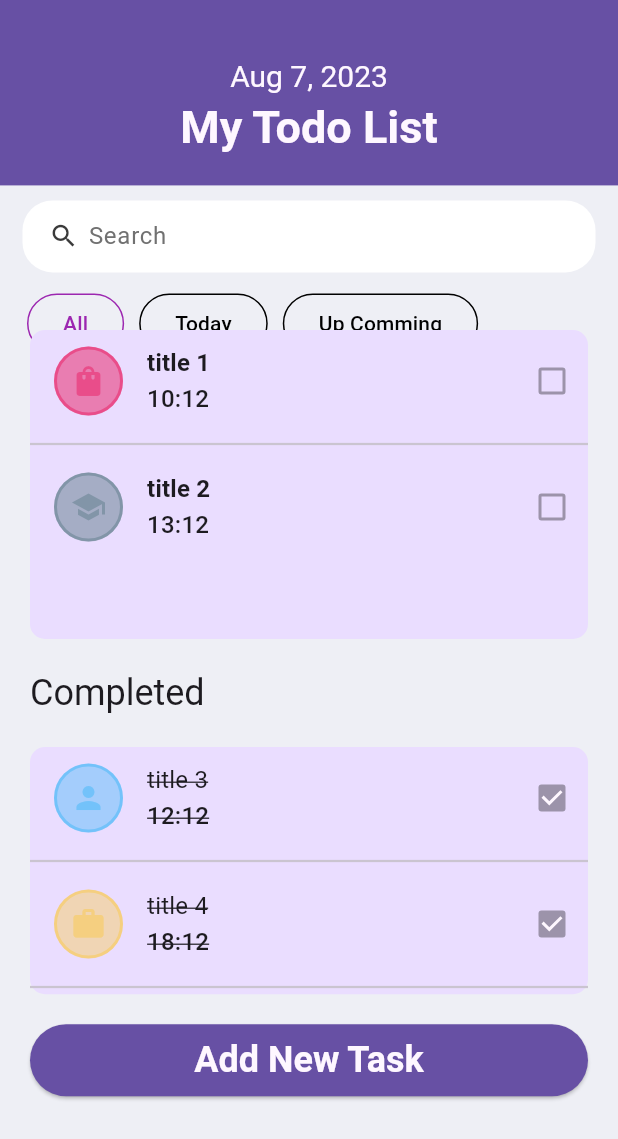
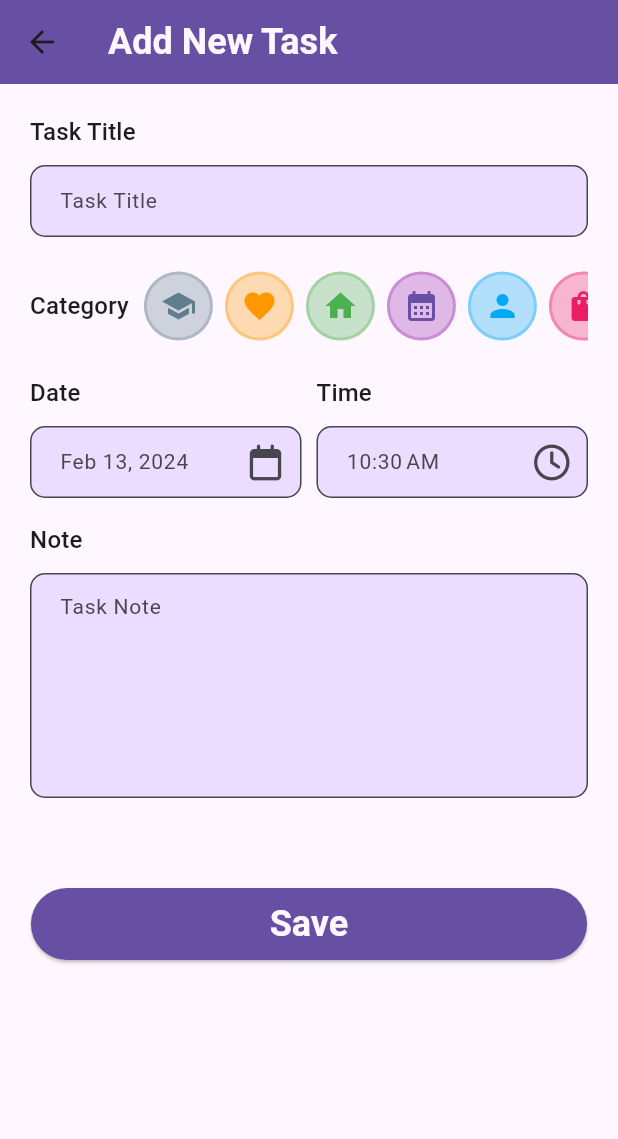
Before and after one commit to TienTran1504/Todo-App-Flutter, a Flutter app: the screen it shows after launch, after a tap on "Add New Task", on a phone screen of 412 x 824 dp. Shown: the top 1139 px of the screen. Run offline on Flutter 3.47's test engine with Material 3 defaults, Android fonts, the phone set to English and light mode, and no system bars; our stand-ins replace equatable, flex_color_scheme, flutter_riverpod, font_awesome_flutter, gap, go_router and 1 more.

Commit message:
Add new task screen

```diff
--- a/lib/app/todo_app.dart
+++ b/lib/app/todo_app.dart
@@ -1,15 +1,21 @@
 import 'package:flutter/material.dart';
 import 'package:todoapp/config/config.dart';
-import 'package:todoapp/screens/home_screen.dart';
+import 'package:todoapp/config/routes/routes.dart';
+import 'package:flutter_riverpod/flutter_riverpod.dart';
 
-class TodoApp extends StatelessWidget {
-  const TodoApp({super.key});
+class TodoApp extends ConsumerWidget {
+  const TodoApp({Key? key}) : super(key: key);
 
   @override
-  Widget build(BuildContext context) {
-    return const MaterialApp(
-        debugShowCheckedModeBanner: false,
-        // theme: AppTheme.light,
-        home: const HomeScreen());
+  Widget build(BuildContext context, WidgetRef ref) {
+    return Consumer(
+      builder: (context, ref, child) {
+        final routeConfig = ref.watch(routesProvider);
+        return MaterialApp.router(
+          debugShowCheckedModeBanner: false,
+          routerConfig: routeConfig,
+        );
+      },
+    );
   }
 }
--- /dev/null
+++ b/lib/config/routes/app_routes.dart
@@ -0,0 +1,18 @@
+import 'package:go_router/go_router.dart';
+import 'package:todoapp/config/routes/routes.dart';
+import 'package:flutter/material.dart';
+import 'package:todoapp/screens/screens.dart';
+
+final navigationKey = GlobalKey<NavigatorState>();
+final appRoutes = [
+  GoRoute(
+    path: RouteLocation.home,
+    parentNavigatorKey: navigationKey,
+    builder: HomeScreen.builder,
+  ),
+  GoRoute(
+    path: RouteLocation.createTask,
+    parentNavigatorKey: navigationKey,
+    builder: CreateTaskScreen.builder,
+  ),
+];
--- /dev/null
+++ b/lib/config/routes/route_location.dart
@@ -0,0 +1,9 @@
+import 'package:flutter/material.dart';
+
+@immutable
+class RouteLocation {
+  const RouteLocation._();
+
+  static String get home => '/home';
+  static String get createTask => '/createTask';
+}
--- /dev/null
+++ b/lib/config/routes/routes.dart
@@ -0,0 +1,3 @@
+export 'app_routes.dart';
+export 'route_location.dart';
+export 'routes_provider.dart';
--- /dev/null
+++ b/lib/config/routes/routes_provider.dart
@@ -0,0 +1,10 @@
+import 'package:flutter_riverpod/flutter_riverpod.dart';
+import 'package:go_router/go_router.dart';
+import 'package:todoapp/config/routes/routes.dart';
+
+final routesProvider = Provider<GoRouter>((ref) {
+  return GoRouter(
+      initialLocation: RouteLocation.home,
+      navigatorKey: navigationKey,
+      routes: appRoutes);
+});
--- a/lib/main.dart
+++ b/lib/main.dart
@@ -1,6 +1,12 @@
 import 'package:flutter/material.dart';
+import 'package:flutter_riverpod/flutter_riverpod.dart'; // Import ProviderScope
 import 'package:todoapp/app/todo_app.dart';
 
 void main() {
-  runApp(const TodoApp());
+  runApp(
+    const ProviderScope(
+      // Wrap your app with ProviderScope
+      child: TodoApp(),
+    ),
+  );
 }
--- /dev/null
+++ b/lib/providers/category_provider.dart
@@ -0,0 +1,6 @@
+import 'package:flutter_riverpod/flutter_riverpod.dart';
+import 'package:todoapp/utils/utils.dart';
+
+final categoryProvider = StateProvider.autoDispose<TaskCategories>((ref) {
+  return TaskCategories.others;
+});
--- /dev/null
+++ b/lib/providers/date_provider.dart
@@ -0,0 +1,5 @@
+import 'package:flutter_riverpod/flutter_riverpod.dart';
+
+final dateProvider = StateProvider<DateTime>((ref) {
+  return DateTime.now();
+});
--- /dev/null
+++ b/lib/providers/providers.dart
@@ -0,0 +1,3 @@
+export 'date_provider.dart';
+export 'time_provider.dart';
+export 'category_provider.dart';
--- /dev/null
+++ b/lib/providers/time_provider.dart
@@ -0,0 +1,6 @@
+import 'package:flutter/material.dart';
+import 'package:flutter_riverpod/flutter_riverpod.dart';
+
+final timeProvider = StateProvider<TimeOfDay>((ref) {
+  return TimeOfDay.now();
+});
--- /dev/null
+++ b/lib/screens/create_task_screen.dart
@@ -0,0 +1,62 @@
+import 'package:flutter/material.dart';
+import 'package:todoapp/utils/utils.dart';
+import 'package:todoapp/widgets/widgets.dart';
+import 'package:go_router/go_router.dart';
+import 'package:gap/gap.dart';
+import 'package:font_awesome_flutter/font_awesome_flutter.dart';
+
+class CreateTaskScreen extends StatelessWidget {
+  static CreateTaskScreen builder(BuildContext context, GoRouterState state) =>
+      const CreateTaskScreen();
+  const CreateTaskScreen({super.key});
+
+  @override
+  Widget build(BuildContext context) {
+    final colors = context.colorScheme;
+    final deviceSize = context.deviceSize;
+    return Scaffold(
+      appBar: AppBar(
+        title: const DisplayWhiteText(text: 'Add New Task'),
+        backgroundColor: colors.primary,
+      ),
+      body: SafeArea(
+        child: SingleChildScrollView(
+          physics: const AlwaysScrollableScrollPhysics(),
+          padding: EdgeInsets.all(20.0),
+          child: Column(
+            children: [
+              const CommonTextField(
+                title: 'Task Title',
+                hintText: 'Task Title',
+              ),
+              const Gap(16),
+              const SelectCategory(),
+              const Gap(16),
+              const SelectDateTime(),
+              const Gap(16),
+              const CommonTextField(
+                title: 'Note',
+                hintText: 'Task Note',
+                maxLines: 6,
+              ),
+              const Gap(60),
+              ElevatedButton(
+                onPressed: () {},
+                style: ElevatedButton.styleFrom(
+                  foregroundColor: Colors.white,
+                  backgroundColor: colors.primary,
+                  minimumSize: Size(
+                      deviceSize.width * 0.9, 0), // Width 90% of screen width
+                ),
+                child: const Padding(
+                  padding: EdgeInsets.all(8.0),
+                  child: DisplayWhiteText(text: 'Save'),
+                ),
+              ),
+            ],
+          ),
+        ),
+      ),
+    );
+  }
+}
--- a/lib/screens/home_screen.dart
+++ b/lib/screens/home_screen.dart
@@ -1,10 +1,14 @@
 import 'package:flutter/material.dart';
+import 'package:todoapp/config/routes/routes.dart';
 import 'package:todoapp/data/data.dart';
 import 'package:todoapp/utils/utils.dart';
 import 'package:gap/gap.dart';
 import 'package:todoapp/widgets/widgets.dart';
+import 'package:go_router/go_router.dart';
 
 class HomeScreen extends StatelessWidget {
+  static HomeScreen builder(BuildContext context, GoRouterState state) =>
+      const HomeScreen();
   const HomeScreen({super.key});
 
   @override
@@ -23,15 +27,14 @@ class HomeScreen extends StatelessWidget {
               child: const Column(
                 mainAxisAlignment: MainAxisAlignment.center,
                 children: [
-                  Gap(20),
                   DisplayWhiteText(
                     text: 'Aug 7, 2023',
-                    fontSize: 20,
+                    fontSize: 15,
                     fontWeight: FontWeight.normal,
                   ),
                   DisplayWhiteText(
                     text: 'My Todo List',
-                    fontSize: 30,
+                    fontSize: 20,
                     fontWeight: FontWeight.bold,
                   ),
                 ],
@@ -115,7 +118,7 @@ class HomeScreen extends StatelessWidget {
                     ),
                     const Gap(20),
                     ElevatedButton(
-                      onPressed: () {},
+                      onPressed: () => context.push(RouteLocation.createTask),
                       style: ElevatedButton.styleFrom(
                         foregroundColor: Colors.white,
                         backgroundColor: colors.primary,
--- a/lib/screens/screens.dart
+++ b/lib/screens/screens.dart
@@ -1 +1,2 @@
 export 'home_screen.dart';
+export 'create_task_screen.dart';
--- /dev/null
+++ b/lib/utils/helpers.dart
@@ -0,0 +1,21 @@
+import 'package:flutter/material.dart';
+import 'package:intl/intl.dart';
+
+class Helpers {
+  Helpers._();
+  static String timeToString(TimeOfDay time) {
+    try {
+      final DateTime now = DateTime.now();
+      final date = DateTime(
+        now.year,
+        now.month,
+        now.day,
+        time.hour,
+        time.minute,
+      );
+      return DateFormat.jm().format(date);
+    } catch (e) {
+      return '12:00 pm';
+    }
+  }
+}
--- a/lib/utils/utils.dart
+++ b/lib/utils/utils.dart
@@ -1,2 +1,3 @@
 export 'extensions.dart';
 export 'task_categories.dart';
+export 'helpers.dart';
--- /dev/null
+++ b/lib/widgets/common_text_field.dart
@@ -0,0 +1,69 @@
+import 'package:flutter/material.dart';
+import 'package:todoapp/utils/utils.dart';
+import 'package:gap/gap.dart';
+
+class CommonTextField extends StatelessWidget {
+  const CommonTextField({
+    super.key,
+    required this.title,
+    required this.hintText,
+    this.controller,
+    this.maxLines,
+    this.suffixIcon,
+    this.readOnly = false,
+  });
+
+  final String title;
+  final String hintText;
+  final TextEditingController? controller;
+  final int? maxLines;
+  final Widget? suffixIcon;
+  final bool readOnly;
+  @override
+  Widget build(BuildContext context) {
+    final colors = context.colorScheme;
+
+    return Column(
+      crossAxisAlignment: CrossAxisAlignment.stretch,
+      children: [
+        Text(
+          title,
+          style: context.textTheme.titleMedium,
+        ),
+        const Gap(10),
+        TextField(
+          readOnly: readOnly,
+          controller: controller,
+          onTapOutside: (event) {
+            FocusManager.instance.primaryFocus?.unfocus();
+          },
+          maxLines: maxLines,
+          style: const TextStyle(fontSize: 14),
+          decoration: InputDecoration(
+            hintText: hintText,
+            suffixIcon: suffixIcon,
+            contentPadding:
+                const EdgeInsets.symmetric(horizontal: 16, vertical: 12),
+            border: OutlineInputBorder(
+              borderRadius: BorderRadius.circular(10),
+              borderSide: BorderSide(
+                color: colors.primary, // Border color
+                width: 1, // Border width
+              ),
+            ),
+            focusedBorder: OutlineInputBorder(
+              borderRadius: BorderRadius.circular(10),
+              borderSide: const BorderSide(
+                color: Colors.purple, // Border color when focused
+                width: 1, // Border width when focused
+              ),
+            ),
+            fillColor: colors.primaryContainer, // Màu nền
+            filled: true,
+          ),
+          onChanged: (value) {},
+        ),
+      ],
+    );
+  }
+}
--- /dev/null
+++ b/lib/widgets/select_category.dart
@@ -0,0 +1,51 @@
+import 'package:flutter/material.dart';
+import 'package:flutter_riverpod/flutter_riverpod.dart';
+import 'package:gap/gap.dart';
+import 'package:todoapp/providers/providers.dart';
+import 'package:todoapp/utils/utils.dart';
+import 'package:todoapp/widgets/widgets.dart';
+
+class SelectCategory extends ConsumerWidget {
+  const SelectCategory({super.key});
+
+  @override
+  Widget build(BuildContext context, WidgetRef ref) {
+    final selectedCategory = ref.watch(categoryProvider);
+    final categories = TaskCategories.values.toList();
+    return SizedBox(
+      height: 60,
+      child: Row(
+        children: [
+          Text(
+            'Category',
+            style: context.textTheme.titleMedium,
+          ),
+          const Gap(10),
+          Expanded(
+              child: ListView.separated(
+            physics: const AlwaysScrollableScrollPhysics(),
+            scrollDirection: Axis.horizontal,
+            itemBuilder: (ctx, index) {
+              final category = categories[index];
+              return InkWell(
+                  onTap: () {
+                    ref.read(categoryProvider.notifier).state = category;
+                  },
+                  borderRadius: BorderRadius.circular(30),
+                  child: CircleContainer(
+                      color: category.color.withOpacity(0.3),
+                      child: Icon(
+                        category.icon,
+                        color: category == selectedCategory
+                            ? context.colorScheme.primary
+                            : category.color,
+                      )));
+            },
+            separatorBuilder: (ctx, index) => const Gap(8),
+            itemCount: categories.length,
+          )),
+        ],
+      ),
+    );
+  }
+}
--- /dev/null
+++ b/lib/widgets/select_date_time.dart
@@ -0,0 +1,69 @@
+import 'package:flutter/material.dart';
+import 'package:todoapp/providers/providers.dart';
+import 'package:todoapp/utils/utils.dart';
+import 'package:todoapp/widgets/widgets.dart';
+import 'package:gap/gap.dart';
+import 'package:font_awesome_flutter/font_awesome_flutter.dart';
+import 'package:flutter_riverpod/flutter_riverpod.dart';
+import 'package:intl/intl.dart';
+
+class SelectDateTime extends ConsumerWidget {
+  const SelectDateTime({super.key});
+
+  @override
+  Widget build(BuildContext context, WidgetRef ref) {
+    final date = ref.watch(dateProvider);
+    final time = ref.watch(timeProvider);
+    return Row(
+      children: [
+        Expanded(
+          child: CommonTextField(
+            title: 'Date',
+            hintText: DateFormat.yMMMd().format(date),
+            readOnly: true,
+            suffixIcon: IconButton(
+              onPressed: () => _selectDate(context, ref),
+              icon: const FaIcon(FontAwesomeIcons.calendar),
+            ),
+          ),
+        ),
+        const Gap(10),
+        Expanded(
+          child: CommonTextField(
+            title: 'Time',
+            hintText: Helpers.timeToString(time),
+            readOnly: true,
+            suffixIcon: IconButton(
+              onPressed: () => _selectTime(context, ref),
+              icon: const FaIcon(FontAwesomeIcons.clock),
+            ),
+          ),
+        ),
+      ],
+    );
+  }
+
+  void _selectTime(BuildContext context, WidgetRef ref) async {
+    TimeOfDay? pickedTime = await showTimePicker(
+      context: context,
+      initialTime: TimeOfDay.now(),
+    );
+    if (pickedTime != null) {
+      //
+      ref.read(timeProvider.notifier).state = pickedTime;
+    }
+  }
+
+  void _selectDate(BuildContext context, WidgetRef ref) async {
+    final initialDate = ref.read(dateProvider);
+    DateTime? pickedDate = await showDatePicker(
+      context: context,
+      initialDate: initialDate,
+      firstDate: DateTime(2023),
+      lastDate: DateTime(2050),
+    );
+    if (pickedDate != null) {
+      ref.read(dateProvider.notifier).state = pickedDate;
+    }
+  }
+}
--- a/lib/widgets/widgets.dart
+++ b/lib/widgets/widgets.dart
@@ -6,3 +6,6 @@ export 'custom_radio_button.dart';
 export 'task_tile.dart';
 export 'task_details.dart';
 export 'circle_container.dart';
+export 'common_text_field.dart';
+export 'select_date_time.dart';
+export 'select_category.dart';
```
